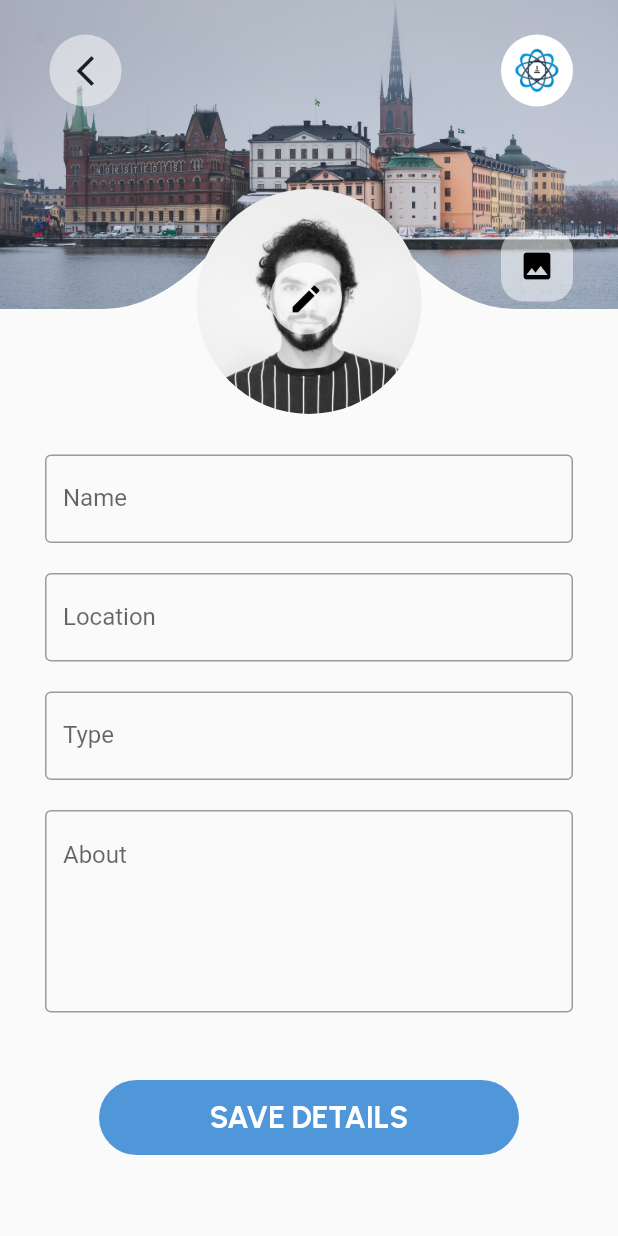
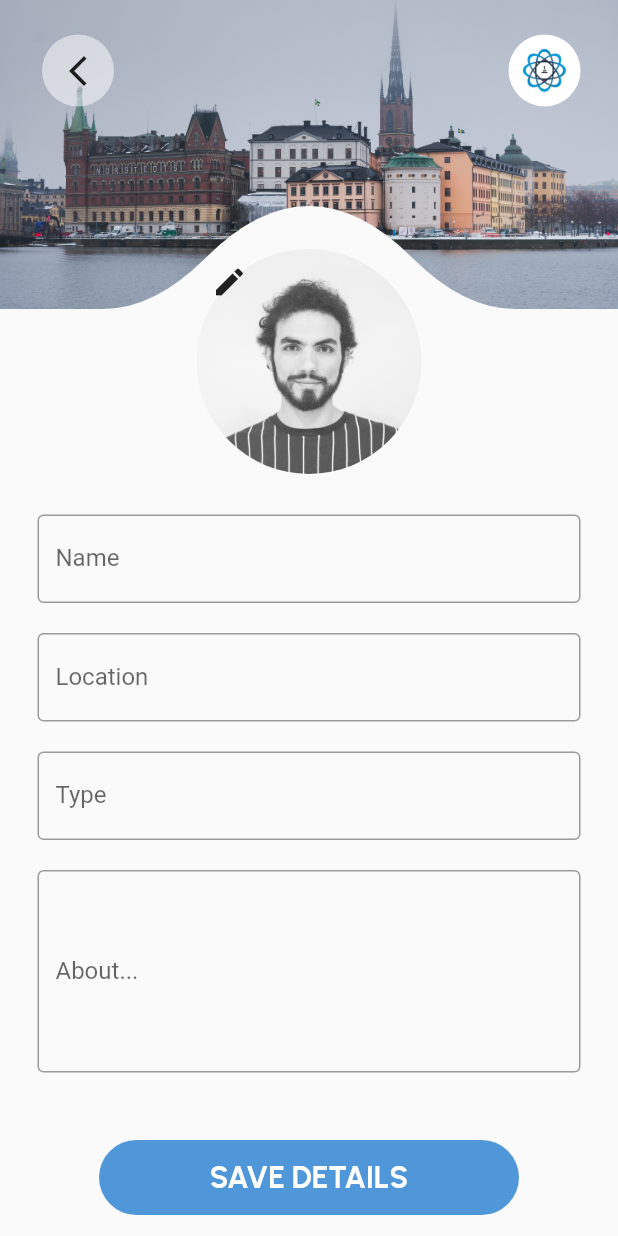
Before and after one commit to Indusian-Assist/hanuven, a Flutter app: the ProfileScreen screen opened by its route, after a tap on the "edit document" icon, on a phone screen of 412 x 824 dp. Run offline on Flutter 3.47's test engine with Material 2 defaults, Android fonts, the light colour scheme and no system bars; our stand-ins replace carousel_slider, dots_indicator, firebase_auth, firebase_core, get, google_fonts and 4 more; missing offline and left inert: mobile_scanner, otp_timer_button; accounts and stored records are empty; network calls fail; project files that could hold a hidden picture were left out.

Commit message:
Revert "bugfix for profile screen"

```diff
--- a/lib/Screens/ProfileScreen/Components/body.dart
+++ b/lib/Screens/ProfileScreen/Components/body.dart
@@ -2,8 +2,6 @@ import 'package:flutter/material.dart';
 import 'package:google_fonts/google_fonts.dart';
 import 'package:hanuven/utils/constants/color.dart';
 import 'package:hanuven/utils/constants/images_icons.dart';
-
-import 'custom_clip_path.dart';
 
 class Body extends StatelessWidget {
   const Body({super.key});
@@ -25,9 +23,8 @@ class Body extends StatelessWidget {
                       DecorationImage(image: kProfileBgImage, fit: BoxFit.cover)),
             ),
           ),
-          SafeArea(
-            child: Container(
-              padding: EdgeInsets.symmetric(horizontal: 30, vertical: 20),
+          Container(
+            padding: EdgeInsets.symmetric(horizontal: 25, vertical: 20),
             child: Column(
               crossAxisAlignment: CrossAxisAlignment.start,
               children: [
@@ -67,7 +64,7 @@ class Body extends StatelessWidget {
                   ],
                 ),
                 SizedBox(
-                    height: 50,
+                  height: 90,
                 ),
                 Column(
                   crossAxisAlignment: CrossAxisAlignment.center,
@@ -224,9 +221,46 @@ class Body extends StatelessWidget {
               ],
             ),
           ),
-          ),
         ],
       ),
     );
   }
 }
+
+class CustomClipPath extends CustomClipper<Path> {
+  @override
+  Path getClip(Size size) {
+    double w = size.width;
+    double h = size.height;
+
+    final path = Path();
+
+    var firstStart = Offset(w / 4, h);
+    var firstEnd = Offset(w / 3, h - h / 6);
+
+    var secondStart = Offset(w / 2, h / 2);
+    var secondEnd = Offset(w * (2 / 3), h - h / 6);
+
+    var thirdStart = Offset(w * (3 / 4), h);
+    var thirdEnd = Offset(w * (10 / 12), h);
+
+    path.moveTo(0, 0); // 1. Point
+    path.lineTo(0, h); // 2. Point
+    path.lineTo(w / 6, h); // 3. Point
+    path.quadraticBezierTo(
+        firstStart.dx, firstStart.dy, firstEnd.dx, firstEnd.dy); //4,5. Point
+    path.quadraticBezierTo(secondStart.dx, secondStart.dy, secondEnd.dx,
+        secondEnd.dy); //6,7. Point
+    path.quadraticBezierTo(
+        thirdStart.dx, thirdStart.dy, thirdEnd.dx, thirdEnd.dy); //8,9. Point
+    path.lineTo(w, h); //10. Point
+    path.lineTo(w, 0); // 11. Point
+    path.close();
+    return path;
+  }
+
+  @override
+  bool shouldReclip(CustomClipper<Path> oldClipper) {
+    return false;
+  }
+}
--- a/lib/Screens/ProfileScreen/Components/custom_clip_path.dart
+++ /dev/null
@@ -1,39 +0,0 @@
-import 'package:flutter/material.dart';
-
-class CustomClipPath extends CustomClipper<Path> {
-  @override
-  Path getClip(Size size) {
-    double w = size.width;
-    double h = size.height;
-
-    final path = Path();
-
-    var firstStart = Offset(w / 4, h);
-    var firstEnd = Offset(w / 3, h - h / 6);
-
-    var secondStart = Offset(w / 2, h / 2);
-    var secondEnd = Offset(w * (2 / 3), h - h / 6);
-
-    var thirdStart = Offset(w * (3 / 4), h);
-    var thirdEnd = Offset(w * (10 / 12), h);
-
-    path.moveTo(0, 0); // 1. Point
-    path.lineTo(0, h); // 2. Point
-    path.lineTo(w / 6, h); // 3. Point
-    path.quadraticBezierTo(
-        firstStart.dx, firstStart.dy, firstEnd.dx, firstEnd.dy); //4,5. Point
-    path.quadraticBezierTo(secondStart.dx, secondStart.dy, secondEnd.dx,
-        secondEnd.dy); //6,7. Point
-    path.quadraticBezierTo(
-        thirdStart.dx, thirdStart.dy, thirdEnd.dx, thirdEnd.dy); //8,9. Point
-    path.lineTo(w, h); //10. Point
-    path.lineTo(w, 0); // 11. Point
-    path.close();
-    return path;
-  }
-
-  @override
-  bool shouldReclip(CustomClipper<Path> oldClipper) {
-    return false;
-  }
-}
--- a/lib/Screens/ProfileScreen/Components/edit_profile.dart
+++ b/lib/Screens/ProfileScreen/Components/edit_profile.dart
@@ -2,8 +2,6 @@ import 'package:flutter/material.dart';
 import 'package:google_fonts/google_fonts.dart';
 import 'package:hanuven/utils/constants/color.dart';
 import 'package:hanuven/utils/constants/images_icons.dart';
-
-import 'custom_clip_path.dart';
 
 class EditProfile extends StatefulWidget {
   const EditProfile({super.key});
@@ -22,9 +20,6 @@ class _EditProfileState extends State<EditProfile> {
         scrollDirection: Axis.vertical,
         child: Stack(
           children: [
-            Container(
-              child: Stack(
-                children: [
             ClipPath(
               clipper: CustomClipPath(),
               child: Container(
@@ -36,30 +31,7 @@ class _EditProfileState extends State<EditProfile> {
               ),
             ),
             Container(
-                    padding: EdgeInsets.symmetric(horizontal: 30),
-                    alignment: Alignment.bottomRight,
-                    height: size.height / 4,
-                    child: Container(
-                      margin: EdgeInsets.symmetric(vertical: 5.0),
-                      decoration: BoxDecoration(
-                        color: kBackgroundColor.withOpacity(0.5),
-                        borderRadius: BorderRadius.circular(15),
-                      ),
-                      child: IconButton(
-                        onPressed: () {
-                          //Todo: Perform an action to edit background image
-                        },
-                        icon: Icon(Icons.image),
-                        color: kDarkColor,
-                      ),
-                    ),
-                  ),
-                ],
-              ),
-            ),
-            SafeArea(
-              child: Container(
-                padding: EdgeInsets.symmetric(horizontal: 30, vertical: 20),
+              padding: EdgeInsets.symmetric(horizontal: 25, vertical: 20),
               child: Column(
                 crossAxisAlignment: CrossAxisAlignment.start,
                 children: [
@@ -69,7 +41,7 @@ class _EditProfileState extends State<EditProfile> {
                       Container(
                         margin: const EdgeInsets.all(3),
                         decoration: BoxDecoration(
-                            color: kBackgroundColor.withOpacity(0.5),
+                          color: Colors.white.withOpacity(0.5),
                           borderRadius: BorderRadius.circular(25),
                         ),
                         child: IconButton(
@@ -99,7 +71,7 @@ class _EditProfileState extends State<EditProfile> {
                     ],
                   ),
                   SizedBox(
-                      height: 50,
+                    height: 90,
                   ),
                   Container(
                     child: Row(
@@ -116,26 +88,10 @@ class _EditProfileState extends State<EditProfile> {
                                   image: DecorationImage(
                                       image: kProfileImage,
                                       fit: BoxFit.cover,
-                                    )),
+                                      opacity: 0.8)),
                             ),
-                              Container(
-                                alignment: Alignment.center,
-                                height: 150,
-                                width: 150,
-                                child: Container(
-                                  decoration: BoxDecoration(
-                                    color: kBackgroundColor.withOpacity(0.7),
-                                    borderRadius: BorderRadius.circular(25),
-                                  ),
-                                  child: IconButton(
-                                    onPressed: () {
-                                      //Todo: perform an action to edit profile image
-                                    },
-                                    icon: Icon(Icons.edit),
-                                    color: kDarkColor,
-                                  ),
-                                ),
-                              ),
+                            IconButton(
+                                onPressed: () {}, icon: Icon(Icons.edit)),
                           ],
                         ),
                       ],
@@ -198,9 +154,9 @@ class _EditProfileState extends State<EditProfile> {
                                 decoration: InputDecoration(
                                   border: OutlineInputBorder(),
                                   hintText: 'About',
-                                      labelText: 'About',
+                                  labelText: 'About...',
                                   hintMaxLines: 5,
-                                      alignLabelWithHint: true),
+                                ),
                               ),
                             ),
                           ],
@@ -240,10 +196,47 @@ class _EditProfileState extends State<EditProfile> {
                 ],
               ),
             ),
-            ),
           ],
         ),
       ),
     );
   }
 }
+
+class CustomClipPath extends CustomClipper<Path> {
+  @override
+  Path getClip(Size size) {
+    double w = size.width;
+    double h = size.height;
+
+    final path = Path();
+
+    var firstStart = Offset(w / 4, h);
+    var firstEnd = Offset(w / 3, h - h / 6);
+
+    var secondStart = Offset(w / 2, h / 2);
+    var secondEnd = Offset(w * (2 / 3), h - h / 6);
+
+    var thirdStart = Offset(w * (3 / 4), h);
+    var thirdEnd = Offset(w * (10 / 12), h);
+
+    path.moveTo(0, 0); // 1. Point
+    path.lineTo(0, h); // 2. Point
+    path.lineTo(w / 6, h); // 3. Point
+    path.quadraticBezierTo(
+        firstStart.dx, firstStart.dy, firstEnd.dx, firstEnd.dy); //4,5. Point
+    path.quadraticBezierTo(secondStart.dx, secondStart.dy, secondEnd.dx,
+        secondEnd.dy); //6,7. Point
+    path.quadraticBezierTo(
+        thirdStart.dx, thirdStart.dy, thirdEnd.dx, thirdEnd.dy); //8,9. Point
+    path.lineTo(w, h); //10. Point
+    path.lineTo(w, 0); // 11. Point
+    path.close();
+    return path;
+  }
+
+  @override
+  bool shouldReclip(CustomClipper<Path> oldClipper) {
+    return false;
+  }
+}
--- a/lib/Screens/ProfileScreen/Components/retailer.dart
+++ b/lib/Screens/ProfileScreen/Components/retailer.dart
@@ -23,9 +23,8 @@ class Retailer extends StatelessWidget {
                       image: kProfileBgImage, fit: BoxFit.cover)),
             ),
           ),
-          SafeArea(
-            child: Container(
-              padding: EdgeInsets.symmetric(horizontal: 30, vertical: 20),
+          Container(
+            padding: EdgeInsets.symmetric(horizontal: 25, vertical: 20),
             child: Column(
               crossAxisAlignment: CrossAxisAlignment.start,
               children: [
@@ -65,7 +64,7 @@ class Retailer extends StatelessWidget {
                   ],
                 ),
                 SizedBox(
-                    height: 50,
+                  height: 90,
                 ),
                 Column(
                   crossAxisAlignment: CrossAxisAlignment.start,
@@ -231,7 +230,6 @@ class Retailer extends StatelessWidget {
               ],
             ),
           ),
-          ),
         ],
       ),
     );
--- a/lib/Screens/ProfileScreen/profile_screen.dart
+++ b/lib/Screens/ProfileScreen/profile_screen.dart
@@ -12,7 +12,7 @@ class _ProfileScreenState extends State<ProfileScreen> {
   @override
   Widget build(BuildContext context) {
     return Scaffold(
-      body: Body(),
+      body: SafeArea(child: Body()),
     );
   }
 }
```
Lines whose indentation alone changed are shown as unchanged.
